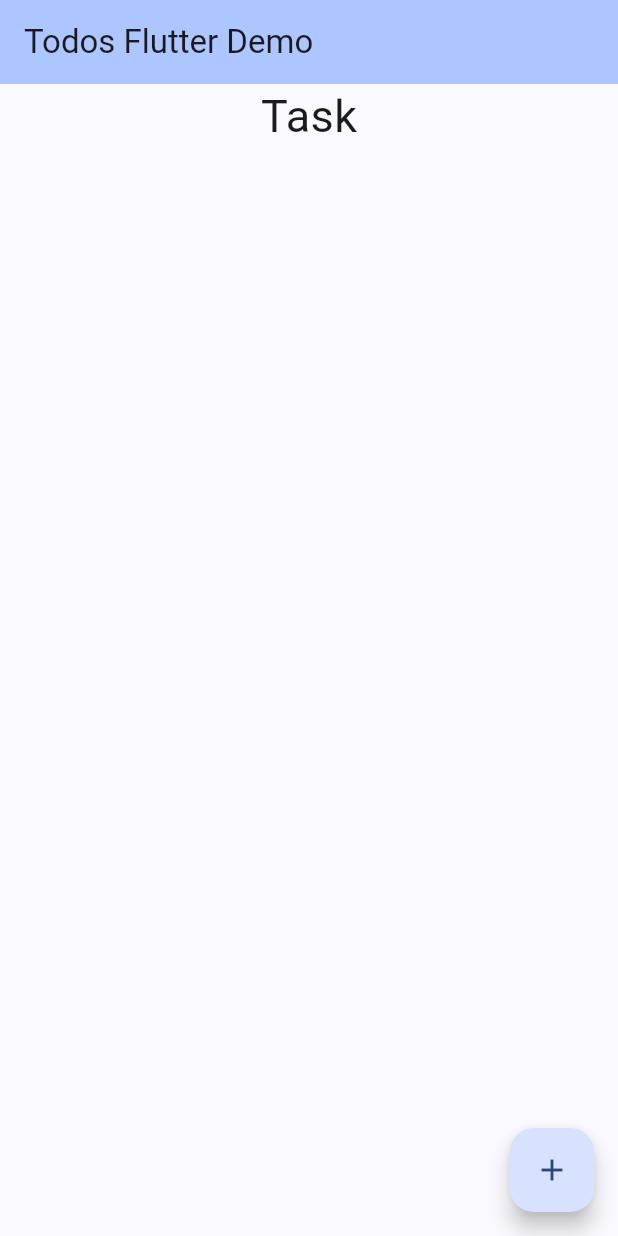
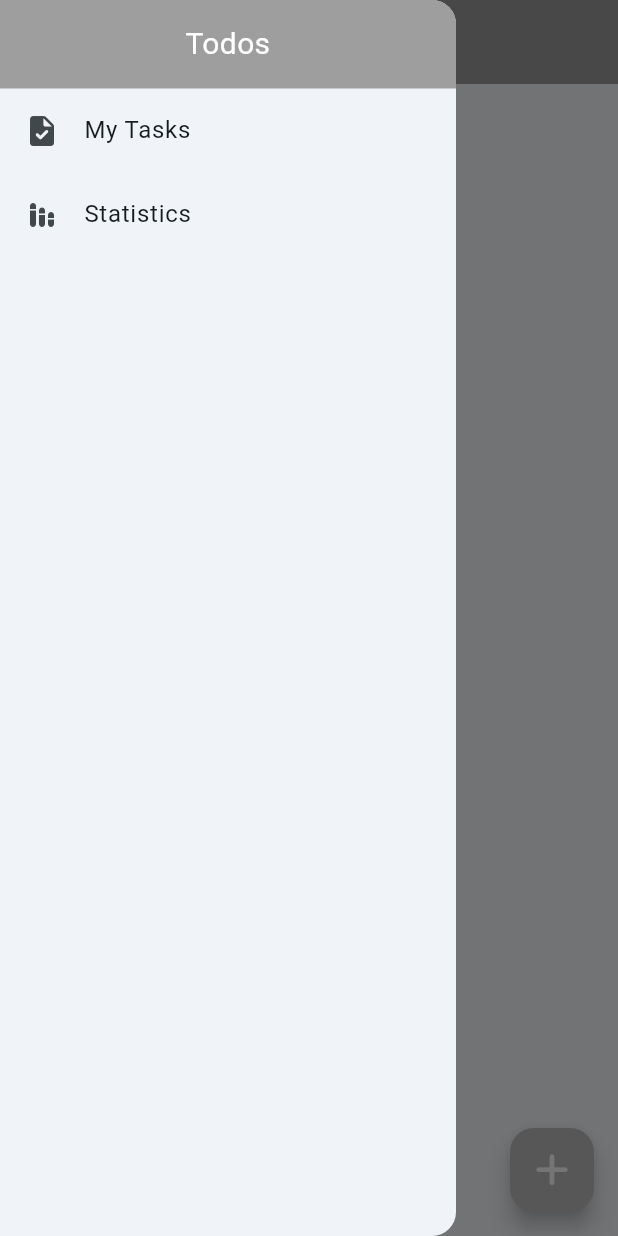
Before and after one commit to ThanhTrang-coder/todolist_flutter, a Flutter app: the screen it shows after launch, with the side drawer open (before the commit the screen has no drawer), on a phone screen of 412 x 824 dp. Run offline on Flutter 3.47's test engine with Material 2 defaults, Android fonts, the phone set to English and light mode, and no system bars; our stand-ins replace bloc, equatable, flutter_bloc.

Commit message:
complete applying BLoC pattern

```diff
--- a/lib/blocs/bloc/tasks_event.dart
+++ b/lib/blocs/bloc/tasks_event.dart
@@ -1,11 +1,11 @@
-import 'package:equatable/equatable.dart';
-import 'package:todos_flutter/models/task_model.dart';
+part of 'tasks_bloc.dart';
 
 class TasksEvent extends Equatable {
   const TasksEvent();
 
   @override
   List<Object?> get props => [];
+
 }
 
 class AddTask extends TasksEvent {
--- a/lib/blocs/bloc/tasks_state.dart
+++ b/lib/blocs/bloc/tasks_state.dart
@@ -1,11 +1,9 @@
-import 'package:equatable/equatable.dart';
-import 'package:todos_flutter/models/task_model.dart';
+part of 'tasks_bloc.dart';
 
 class TasksState extends Equatable {
   final List<TaskModel> allTasks;
-
   const TasksState({
-      this.allTasks = const<TaskModel>[],
+    this.allTasks = const <TaskModel>[],
   });
 
   @override
--- a/lib/main.dart
+++ b/lib/main.dart
@@ -1,101 +1,34 @@
 import 'package:flutter/material.dart';
-import 'package:flutter_bloc/flutter_bloc.dart';
-import 'package:todos_flutter/blocs/bloc/tasks_event.dart';
 import 'package:todos_flutter/blocs/bloc_exports.dart';
-import 'package:todos_flutter/demo_realm/form_screen.dart';
-import 'package:todos_flutter/models/task_model.dart';
 import 'package:todos_flutter/screens/home_page.dart';
-import 'package:todos_flutter/screens/statistics_page.dart';
+import 'package:todos_flutter/services/app_router.dart';
 
 void main() {
-  runApp(const MyApp());
+  BlocOverrides.runZoned(
+    () => runApp(MyApp(
+      appRouter: AppRouter(),)
+    )
+  );
 }
 
 class MyApp extends StatelessWidget {
-  const MyApp({super.key});
+  final AppRouter appRouter;
+  const MyApp({super.key, required this.appRouter});
 
   // This widget is the root of your application.
   @override
   Widget build(BuildContext context) {
-    return MaterialApp(
-      title: 'Flutter Demo',
-      theme: ThemeData(
-        colorScheme: ColorScheme.fromSeed(seedColor: Colors.blueAccent),
-        useMaterial3: true,
+    return BlocProvider(
+      create: (_) => TasksBloc(),
+      child: MaterialApp(
+        title: 'Flutter Tasks App',
+        theme: ThemeData(
+          colorScheme: ColorScheme.fromSeed(seedColor: Colors.blueGrey),
+          useMaterial3: true,
+        ),
+        home: const TasksPage(),
+        onGenerateRoute: appRouter.onGenerateRoute,
       ),
-      home: const MyHomePage(title: 'Todos Flutter Demo'),
     );
   }
 }
-
-class MyHomePage extends StatefulWidget {
-  const MyHomePage({super.key, required this.title});
-
-  final String title;
-
-  @override
-  State<MyHomePage> createState() => _MyHomePageState();
-}
-
-class _MyHomePageState extends State<MyHomePage> {
-  int _selectedIndex = 0;
-
-  static final List<Widget> _widgetOptions = <Widget> [
-    HomePage(),
-    const StatisticPage(),
-  ];
-
-  void _onItemTapped(int index) {
-    setState(() {
-      _selectedIndex = index;
-    });
-  }
-
-  @override
-  Widget build(BuildContext context) {
-    return Scaffold(
-        appBar: AppBar(
-          backgroundColor: Theme.of(context).colorScheme.inversePrimary,
-          title: Text(widget.title),
-        ),
-        body: Center(
-          child: HomePage(),
-        ),
-        // drawer: Drawer(
-        //   child: ListView(
-        //     padding: EdgeInsets.zero,
-        //     children: [
-        //       DrawerHeader(
-        //         decoration: const BoxDecoration(color: Colors.blueAccent),
-        //         child: Column(
-        //           children: [
-        //             Image.asset('assets/logo.png', height: 60,),
-        //             const SizedBox(height: 15,),
-        //             const Text('Todos List', style: TextStyle(color: Colors.white),),
-        //           ],
-        //         ),
-        //       ),
-        //       ListTile(
-        //         leading: const Icon(Icons.home_rounded),
-        //         title: const Text('Home'),
-        //         selected: _selectedIndex == 0,
-        //         onTap: () {
-        //           _onItemTapped(0);
-        //           Navigator.pop(context);
-        //         },
-        //       ),
-        //       ListTile(
-        //         leading: const Icon(Icons.bar_chart_outlined),
-        //         title: const Text('Statistic'),
-        //         selected: _selectedIndex == 1,
-        //         onTap: () {
-        //           _onItemTapped(1);
-        //           Navigator.pop(context);
-        //         },
-        //       ),
-        //     ],
-        //   ),
-        // ),
-    );
-  }
-}
--- a/lib/models/task_model.dart
+++ b/lib/models/task_model.dart
@@ -1,11 +1,35 @@
-import 'package:realm/realm.dart';
+import 'package:equatable/equatable.dart';
 
-
-@RealmModel()
-class TaskModel {
-  late String title;
-  late String description;
+class TaskModel extends Equatable{
+  final String title;
+  final String description;
   bool? isDone;
   bool? isDeleted;
 
+  TaskModel({
+    required this.title,
+    required this.description,
+    this.isDone,
+    this.isDeleted,
+  }) {
+    isDone = isDone ?? false;
+    isDeleted = isDeleted ?? false;
+  }
+
+  TaskModel copyWith({
+    String? title,
+    String? description,
+    bool? isDone,
+    bool? isDeleted,
+  }) {
+    return TaskModel(
+      title: title ?? this.title,
+      description: description ?? this.description,
+      isDone: isDone ?? this.isDone,
+      isDeleted: isDeleted ?? this.isDeleted,
+    );
+  }
+
+  @override
+  List<Object?> get props => [title, description, isDone, isDeleted];
 }
--- /dev/null
+++ b/lib/screens/drawer_navigation.dart
@@ -0,0 +1,52 @@
+import 'package:flutter/material.dart';
+import 'package:flutter_bloc/flutter_bloc.dart';
+import 'package:todos_flutter/blocs/bloc/tasks_bloc.dart';
+import 'package:todos_flutter/screens/home_page.dart';
+import 'package:todos_flutter/screens/statistics_page.dart';
+
+class DrawerNavigation extends StatelessWidget {
+  const DrawerNavigation({Key? key}) : super(key: key);
+
+  @override
+  Widget build(BuildContext context) {
+    return SafeArea(
+        child: Drawer(
+          child: Column(
+            children: [
+              Container(
+                width: double.infinity,
+                padding: const EdgeInsets.symmetric(vertical: 15, horizontal: 20),
+                color: Colors.grey,
+                child: const Text(
+                  'Todos',
+                  textAlign: TextAlign.center,
+                  style: TextStyle(
+                    color: Colors.white,
+                    fontSize: 20,
+                  ),
+                ),
+              ),
+              BlocBuilder<TasksBloc, TasksState>(
+                builder: (context, state) {
+                  return ListTile(
+                    leading: const Icon(Icons.task_rounded),
+                    title: const Text('My Tasks'),
+                    onTap: () => Navigator.of(context).pushNamed(TasksPage.id),
+                  );
+                }
+              ),
+              BlocBuilder<TasksBloc, TasksState>(
+                  builder: (context, state) {
+                    return ListTile(
+                      leading: const Icon(Icons.stacked_bar_chart_rounded),
+                      title: const Text('Statistics'),
+                      onTap: () => Navigator.of(context).pushNamed(StatisticPage.id),
+                    );
+                  }
+              ),
+            ],
+          ),
+        )
+    );
+  }
+}
--- a/lib/screens/home_page.dart
+++ b/lib/screens/home_page.dart
@@ -1,19 +1,29 @@
 import 'package:flutter/material.dart';
 import 'package:todos_flutter/screens/add_task_screen.dart';
+import 'package:todos_flutter/widgets/tasks_list.dart';
 
-class HomePage extends StatelessWidget {
-  HomePage({super.key});
+import '../blocs/bloc_exports.dart';
+import '../models/task_model.dart';
+import 'drawer_navigation.dart';
 
-  final TextEditingController _titleController = TextEditingController();
-  final TextEditingController _descController = TextEditingController();
+class TasksPage extends StatefulWidget {
+  const TasksPage({super.key});
+  static const id = 'tasks_page';
 
+  @override
+  State<TasksPage> createState() => _TaskPageState();
+}
+
+class _TaskPageState extends State<TasksPage> {
   void _addTask(BuildContext context) {
     showModalBottomSheet(
       context: context,
       builder: (context) => SingleChildScrollView(
         child: Container(
-          padding: EdgeInsets.only(bottom: MediaQuery.of(context).viewInsets.bottom),
-          child: AddTaskScreen(titleController: _titleController, descController: _descController,),
+          padding: EdgeInsets.only(
+              bottom: MediaQuery.of(context).viewInsets.bottom
+          ),
+          child: const AddTaskScreen(),
         ),
       ),
     );
@@ -21,68 +31,43 @@ class HomePage extends StatelessWidget {
 
   @override
   Widget build(BuildContext context) {
-    Future showAddDialog() {
-      return showDialog(
-        context: context,
-        builder: (context) => AlertDialog(
-          title: const Text('Add todo'),
-          content:
-          const SizedBox(
-            width: 300,
-            height: 150,
-            child: Column(
+    return BlocBuilder<TasksBloc, TasksState> (
+      builder: (context, state) {
+        List<TaskModel> tasksList = state.allTasks;
+        return Scaffold(
+          appBar: AppBar(
+            title: const Text('Tasks App'),
+            centerTitle: true,
+            backgroundColor: Colors.grey,
+            foregroundColor: Colors.white,
+          ),
+          drawer: const DrawerNavigation(),
+          body: Column(
+            crossAxisAlignment: CrossAxisAlignment.center,
             children: [
-                TextField(
-                  decoration: InputDecoration(
-                    border: OutlineInputBorder(),
-                    hintText: 'Enter title',
-                  ),
-                ),
-                SizedBox(height: 10,),
-                TextField(
-                  decoration: InputDecoration(
-                    border: OutlineInputBorder(),
-                    hintText: 'Enter todo',
-                  ),
-                ),
-              ],
-            ),
-          ),
-          actions: <Widget>[
-            TextButton(
-              onPressed: () => Navigator.pop(context, 'Cancel'),
-              child: const Text('Cancel'),
-            ),
-            TextButton(
-              onPressed: () {
-                Navigator.pop(context, 'OK');
-              },
-              child: const Text('OK'),
-            ),
-          ],
-        ),
-      );
-    }
-
-    return Scaffold(
-      body: const Column(
-        children: [
+              const SizedBox(height: 10,),
               Center(
                 child: Text(
-              'Task',
-              style: TextStyle(
-                fontSize: 30,
+                    '${state.allTasks.length} tasks',
+                    style: const TextStyle(
+                      fontSize: 16,
                       fontWeight: FontWeight.w400,
                     ),
                   ),
                 ),
+              //TasksList(tasksList: tasks, realm: realm),
+              TasksList(tasksList: tasksList,),
             ],
           ),
           floatingActionButton: FloatingActionButton(
-        onPressed: () => showAddDialog(),
+            onPressed: () => _addTask(context),
+            foregroundColor: Colors.white,
+            backgroundColor: Colors.grey.shade400,
             tooltip: 'Add task',
-        child: const Icon(Icons.add),
+            child: const Icon(Icons.add_rounded, size: 35,),
           ),
+        );
+      },
     );
   }
 }
--- a/lib/widgets/tasks_list.dart
+++ b/lib/widgets/tasks_list.dart
@@ -1,29 +1,24 @@
 import 'package:flutter/material.dart';
 import 'package:todos_flutter/models/task_model.dart';
+import 'package:todos_flutter/widgets/task_tile.dart';
 
 class TasksList extends StatelessWidget {
-  final List<TaskModel> tasksList;
+  List<TaskModel> tasksList;
 
-  const TasksList({
-    super.key, required this.tasksList,
+  TasksList({
+    super.key, required this.tasksList
   });
 
   @override
   Widget build(BuildContext context) {
     return Expanded(
       child: ListView.builder(
-          itemCount: tasksList.length,
-          itemBuilder: (context, index) {
-            var task = tasksList[index];
-            return ListTile(
-              leading: Checkbox(
-                value: task.isDone,
-                onChanged: (value) {},
-              ),
-              title: Text(task.title),
-              subtitle: Text(task.description),
-            );
-          }
+        shrinkWrap: true,
+        itemCount: tasksList.length,
+        itemBuilder: (context, index) {
+          var task = tasksList[index];
+          return TaskTile(task: task,);
+        }
       ),
     );
   }
--- a/pubspec.yaml
+++ b/pubspec.yaml
@@ -37,7 +37,6 @@ dependencies:
   cupertino_icons: ^1.0.2
   equatable: ^2.0.5
   flutter_bloc: ^8.1.3
-  realm: ^1.3.0
   json_serializable: ^6.7.1
   json_annotation: ^4.8.1
   build_runner: ^2.4.6
```
Also changed, not shown: lib/blocs/bloc/tasks_bloc.dart (+17 -4 lines), lib/demo_realm/detail_model.dart (deleted, +0 -8 lines), lib/demo_realm/form_screen.dart (deleted, +0 -70 lines), lib/models/item_todo.dart (deleted, +0 -24 lines), lib/screens/add_task_screen.dart (+14 -10 lines), lib/screens/statistics_page.dart (+18 -2 lines), lib/services/app_router.dart (added, +20 -0 lines), lib/widgets/task_tile.dart (added, +36 -0 lines), lib/demo_realm/detail_model.g.dart (deleted), pubspec.lock, 1 other file. Lines whose indentation alone changed are shown as unchanged.
